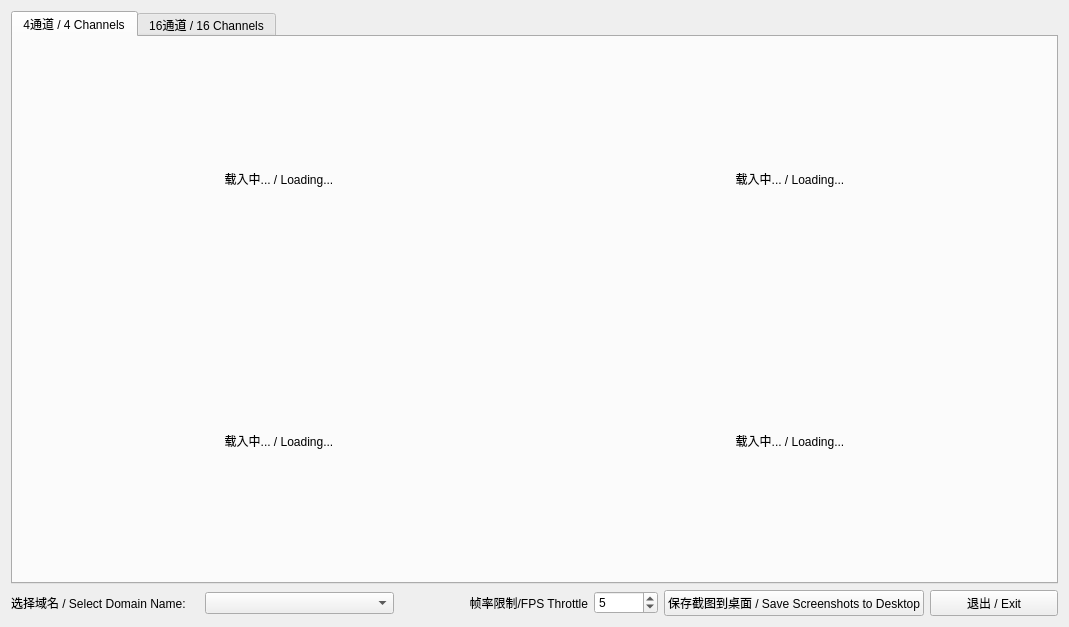
Qt form src/mainwindow.ui (alex-lt-kong/q-rtsp-viewer) before a commit.
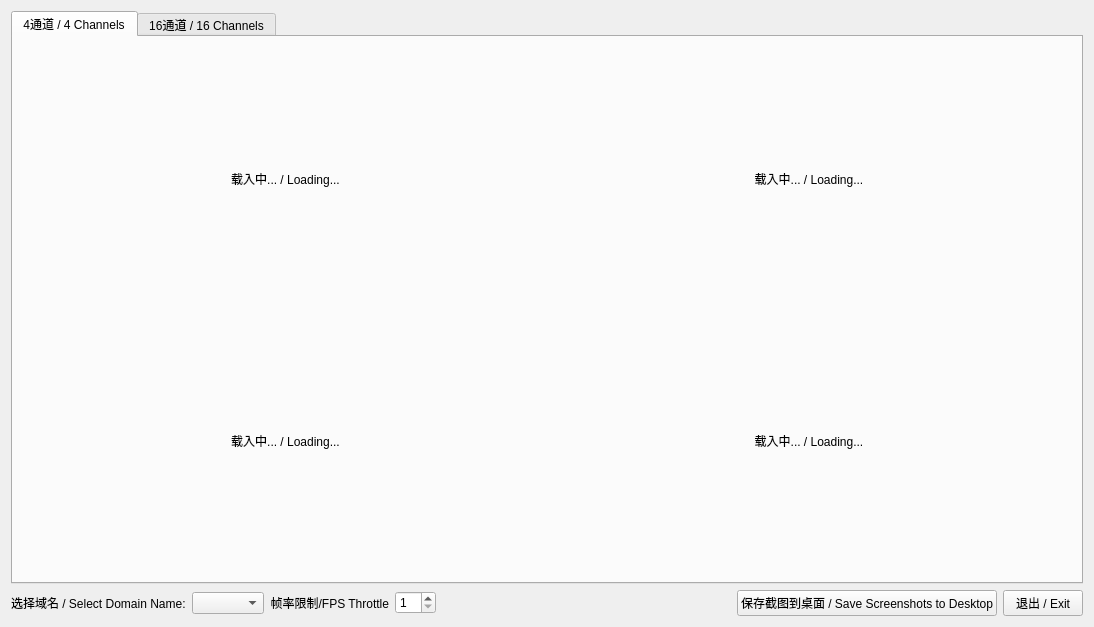
The same form after that commit. Icons and pictures are not drawn.

```diff
--- a/src/mainwindow.ui
+++ b/src/mainwindow.ui
@@ -6,7 +6,7 @@
    <rect>
     <x>0</x>
     <y>0</y>
-    <width>1069</width>
+    <width>1094</width>
     <height>627</height>
    </rect>
   </property>
@@ -588,18 +588,25 @@
          <number>1</number>
         </property>
         <property name="value">
-         <number>5</number>
+         <number>1</number>
         </property>
        </widget>
       </item>
+      <item>
+       <spacer name="horizontalSpacer">
+        <property name="orientation">
+         <enum>Qt::Horizontal</enum>
+        </property>
+        <property name="sizeHint" stdset="0">
+         <size>
+          <width>40</width>
+          <height>20</height>
+         </size>
+        </property>
+       </spacer>
+      </item>
       <item>
        <widget class="QPushButton" name="pushButtonSaveScreenshots">
-        <property name="maximumSize">
-         <size>
-          <width>350</width>
-          <height>16777215</height>
-         </size>
-        </property>
         <property name="text">
          <string>保存截图到桌面 / Save Screenshots to Desktop</string>
         </property>
@@ -607,12 +614,6 @@
       </item>
       <item>
        <widget class="QPushButton" name="pushButtonExit">
-        <property name="maximumSize">
-         <size>
-          <width>128</width>
-          <height>16777215</height>
-         </size>
-        </property>
         <property name="text">
          <string>退出 / Exit</string>
         </property>
```
